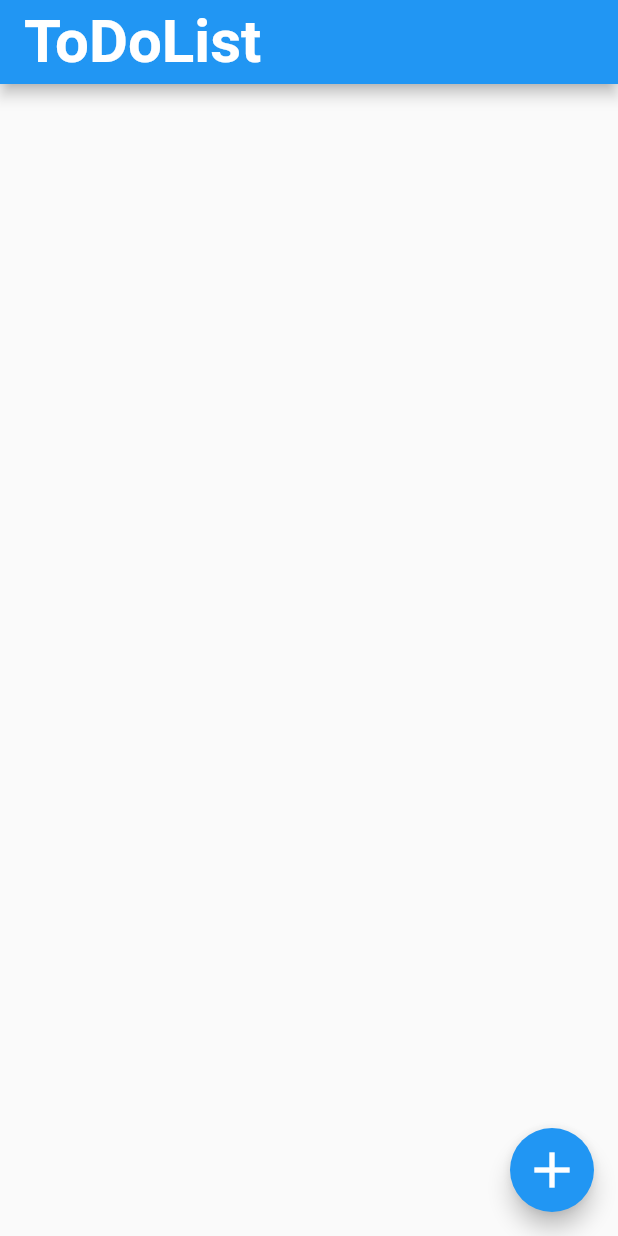
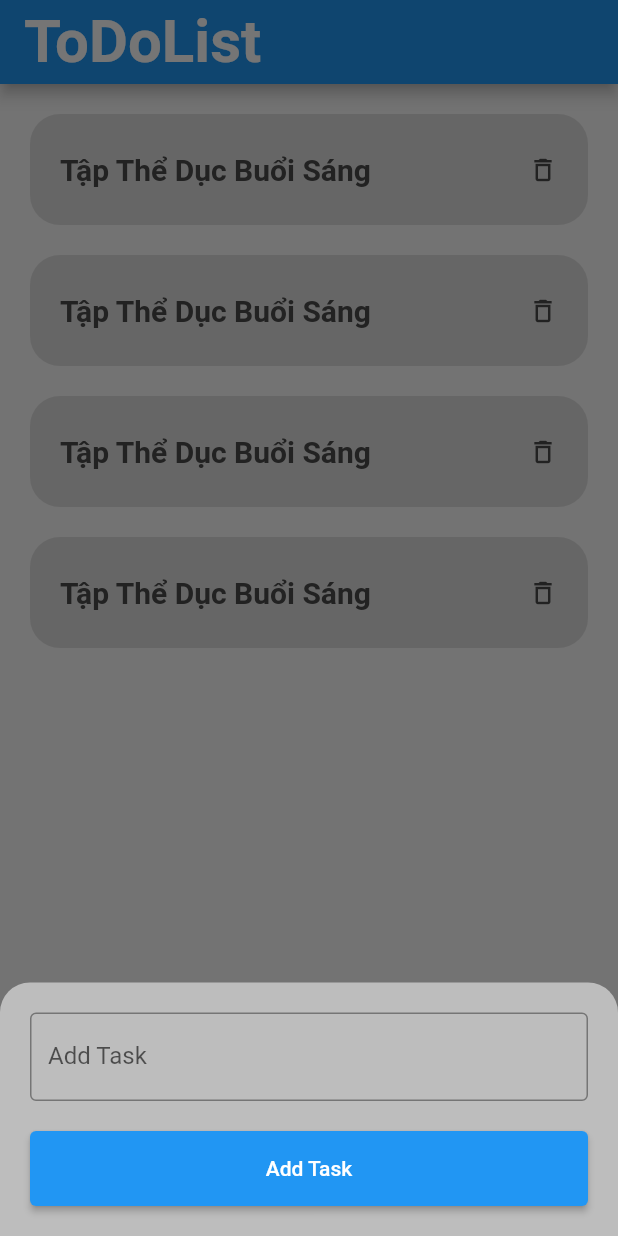
Before and after one commit to flutter-preview/Hai-VoLuong-ToDoList, a Flutter app: the screen it shows after launch, after a tap on the "add" icon, on a phone screen of 412 x 824 dp. Run offline on Flutter 3.47's test engine with Material 2 defaults, Android fonts, the phone set to English and light mode, and no system bars.

Commit message:
create bottom sheet task

```diff
--- a/lib/main.dart
+++ b/lib/main.dart
@@ -1,4 +1,5 @@
 import 'package:flutter/material.dart';
+import 'widget/card_body_widget.dart';
 
 void main(List<String> args) {
   runApp(const MaterialApp(
@@ -18,9 +19,57 @@ class MyApp extends StatelessWidget {
         title: const Text('ToDoList',
             style: TextStyle(fontSize: 40, fontWeight: FontWeight.bold)),
       ),
-      body: Container(),
+      body: SingleChildScrollView(
+        padding: const EdgeInsets.symmetric(horizontal: 20, vertical: 20),
+        child: Column(
+          children: const [
+            CardBody(),
+            CardBody(),
+            CardBody(),
+            CardBody(),
+          ],
+        ),
+      ),
       floatingActionButton: FloatingActionButton(
-        onPressed: () {},
+        onPressed: () {
+          showModalBottomSheet(
+            backgroundColor: Colors.grey[400],
+            shape: const RoundedRectangleBorder(
+              borderRadius: BorderRadius.vertical(top: Radius.circular(20)),
+            ),
+            isScrollControlled: true,
+            context: context,
+            builder: (BuildContext content) {
+              return Padding(
+                padding: MediaQuery.of(context).viewInsets,
+                child: SingleChildScrollView(
+                  padding: const EdgeInsets.all(20),
+                  child: Column(
+                    children: [
+                      const TextField(
+                        decoration: InputDecoration(
+                          border: OutlineInputBorder(),
+                          labelText: 'Add Task',
+                        ),
+                      ),
+                      const SizedBox(
+                        height: 20,
+                      ),
+                      SizedBox(
+                        width: double.infinity,
+                        height: 50,
+                        child: ElevatedButton(
+                          onPressed: () {},
+                          child: const Text('Add Task'),
+                        ),
+                      ),
+                    ],
+                  ),
+                ),
+              );
+            },
+          );
+        },
         child: const Icon(Icons.add, size: 40),
       ),
     );
--- /dev/null
+++ b/lib/widget/card_body_widget.dart
@@ -0,0 +1,39 @@
+import 'package:flutter/material.dart';
+
+class CardBody extends StatelessWidget {
+  const CardBody({
+    super.key,
+  });
+
+  @override
+  Widget build(BuildContext context) {
+    return Container(
+      margin: const EdgeInsets.only(bottom: 20),
+      width: double.infinity,
+      height: 74,
+      decoration: BoxDecoration(
+          color: const Color(0xffDFDFDF),
+          borderRadius: BorderRadius.circular(20)),
+      child: Padding(
+        padding: const EdgeInsets.symmetric(horizontal: 20),
+        child: Row(
+          mainAxisAlignment: MainAxisAlignment.spaceBetween,
+          children: const [
+            Text(
+              'Tập Thể Dục Buổi Sáng',
+              style: TextStyle(
+                  color: Color(0xff4b4b4b),
+                  fontSize: 20,
+                  fontWeight: FontWeight.bold),
+            ),
+            Icon(
+              Icons.delete_outline,
+              color: Color(0xff4b4b4b),
+              size: 20,
+            ),
+          ],
+        ),
+      ),
+    );
+  }
+}
```
